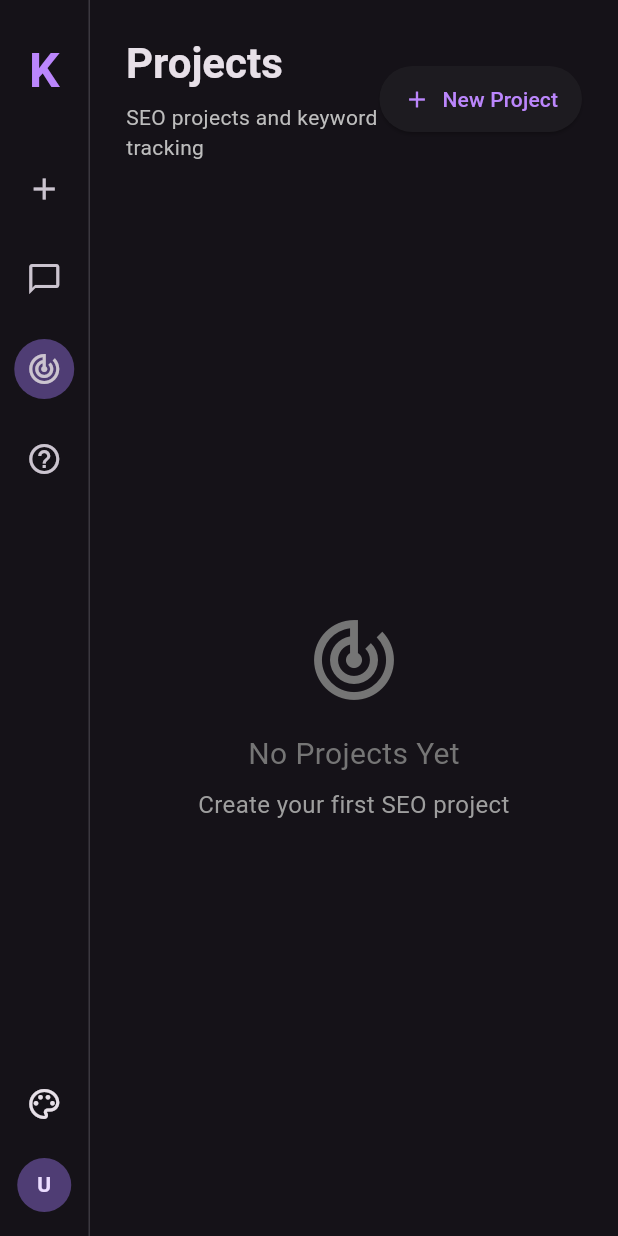
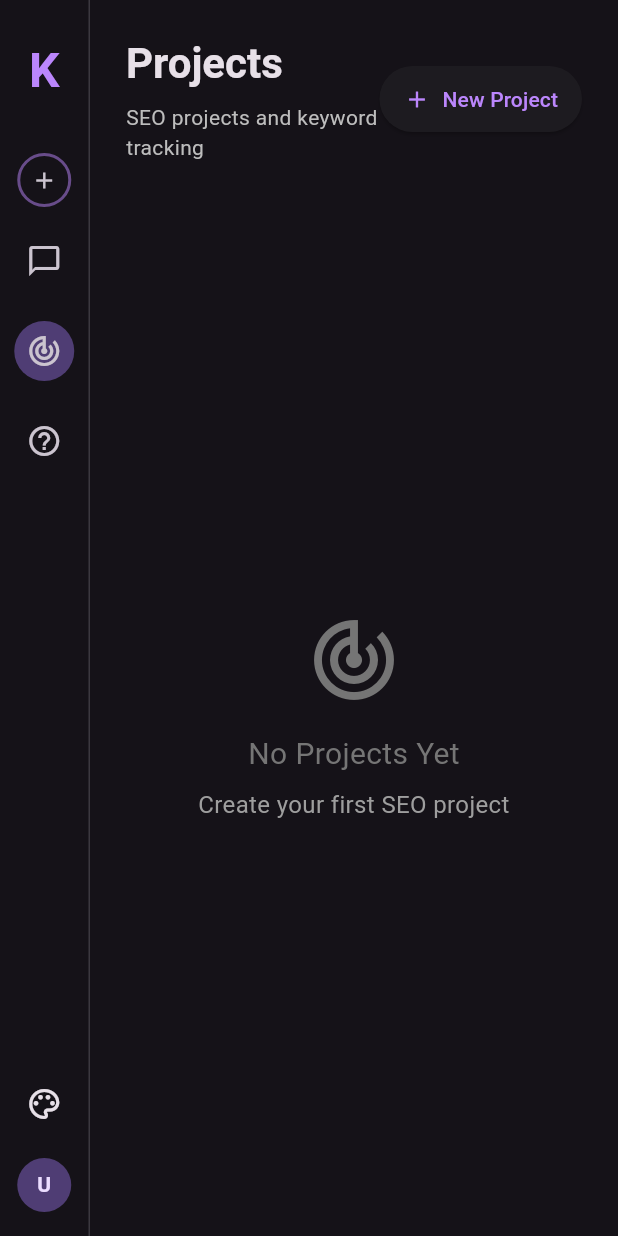
Before and after one commit to daymos/aiprompttracker, a Flutter app: the ChatScreen screen opened directly, after a tap on the "chat bubble outline" icon, after a tap on the "track changes" icon, on a phone screen of 412 x 824 dp. Run offline on Flutter 3.47's test engine with Material 3 defaults, Android fonts, the phone set to English and light mode, and no system bars; our stand-ins replace fl_chart, flutter_markdown, google_sign_in, shared_preferences; missing offline and left inert: dart:html; accounts and stored records are empty; network calls fail.

Commit message:
various improvements

```diff
--- a/frontend/lib/screens/chat_screen.dart
+++ b/frontend/lib/screens/chat_screen.dart
@@ -253,7 +253,17 @@ class _ChatScreenState extends State<ChatScreen> {
                 ),
                 const SizedBox(height: 24),
                 // New conversation button
-                IconButton(
+                Container(
+                  width: 36,
+                  height: 36,
+                  decoration: BoxDecoration(
+                    border: Border.all(
+                      color: Theme.of(context).colorScheme.primary.withOpacity(0.5),
+                      width: 2,
+                    ),
+                    shape: BoxShape.circle,
+                  ),
+                  child: IconButton(
                     onPressed: () {
                       chatProvider.startNewConversation();
                       MessageBubble.clearAnimationCache();
@@ -261,8 +271,11 @@ class _ChatScreenState extends State<ChatScreen> {
                         _currentView = ViewState.chat;
                       });
                     },
-                  icon: const Icon(Icons.add),
+                    icon: const Icon(Icons.add, size: 18),
+                    iconSize: 18,
+                    padding: EdgeInsets.zero,
                     tooltip: 'New conversation',
+                  ),
                 ),
                 const SizedBox(height: 12),
                 // Conversations button
```
Lines whose indentation alone changed are shown as unchanged.
